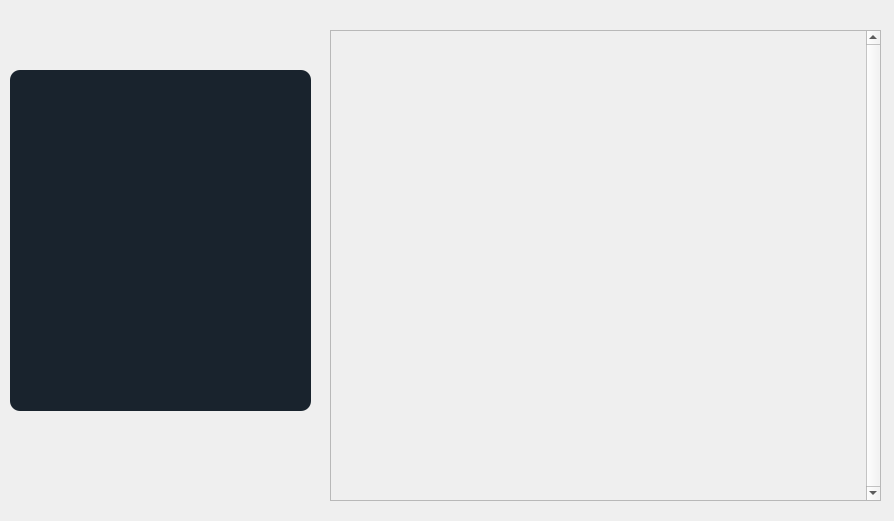
Old version of the form DISENOS/modRespCheckBoxImagen0_d.ui in the repository ronihdzz/DisenadorPreguntas.
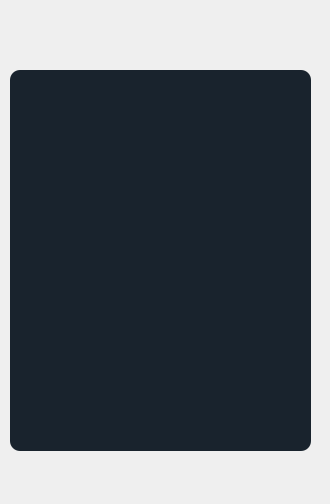
New version of the form.

```diff
--- a/DISENOS/modRespCheckBoxImagen0_d.ui
+++ b/DISENOS/modRespCheckBoxImagen0_d.ui
@@ -6,8 +6,8 @@
    <rect>
     <x>0</x>
     <y>0</y>
-    <width>894</width>
-    <height>521</height>
+    <width>330</width>
+    <height>504</height>
    </rect>
   </property>
   <property name="windowTitle">
@@ -19,7 +19,7 @@
      <x>10</x>
      <y>70</y>
      <width>301</width>
-     <height>341</height>
+     <height>381</height>
     </rect>
    </property>
    <property name="styleSheet">
@@ -33,35 +33,6 @@
 	border-radius: 10;</string>
    </property>
   </widget>
-  <widget class="QScrollArea" name="scroll_barra">
-   <property name="geometry">
-    <rect>
-     <x>330</x>
-     <y>30</y>
-     <width>551</width>
-     <height>471</height>
-    </rect>
-   </property>
-   <property name="verticalScrollBarPolicy">
-    <enum>Qt::ScrollBarAlwaysOn</enum>
-   </property>
-   <property name="horizontalScrollBarPolicy">
-    <enum>Qt::ScrollBarAlwaysOff</enum>
-   </property>
-   <property name="widgetResizable">
-    <bool>true</bool>
-   </property>
-   <widget class="QWidget" name="scrollAreaWidgetContents">
-    <property name="geometry">
-     <rect>
-      <x>0</x>
-      <y>0</y>
-      <width>535</width>
-      <height>469</height>
-     </rect>
-    </property>
-   </widget>
-  </widget>
  </widget>
  <resources>
   <include location="../imagenes.qrc"/>
```
